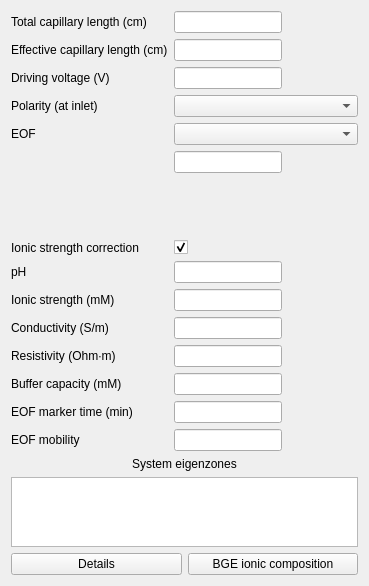
Above: src/ui/maincontrolwidget.ui from echmet/PeakMasterNG before the change. Below: the same form after it.
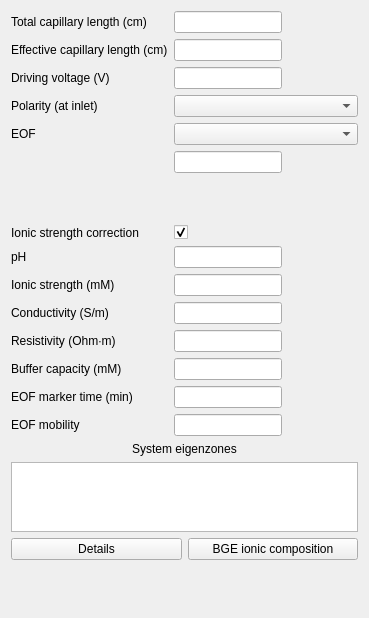
That is the form after the change. Custom widgets are drawn as their Qt base class.

Commit message: Display a "work in progress" dialog during calculation

Patch:
```diff
--- a/src/ui/maincontrolwidget.ui
+++ b/src/ui/maincontrolwidget.ui
@@ -7,7 +7,7 @@
     <x>0</x>
     <y>0</y>
     <width>369</width>
-    <height>586</height>
+    <height>618</height>
    </rect>
   </property>
   <property name="sizePolicy">
@@ -352,6 +352,19 @@
      </item>
     </layout>
    </item>
+   <item>
+    <spacer name="verticalSpacer_2">
+     <property name="orientation">
+      <enum>Qt::Vertical</enum>
+     </property>
+     <property name="sizeHint" stdset="0">
+      <size>
+       <width>20</width>
+       <height>40</height>
+      </size>
+     </property>
+    </spacer>
+   </item>
   </layout>
  </widget>
  <customwidgets>
```
The commit also changes 6 other files.
